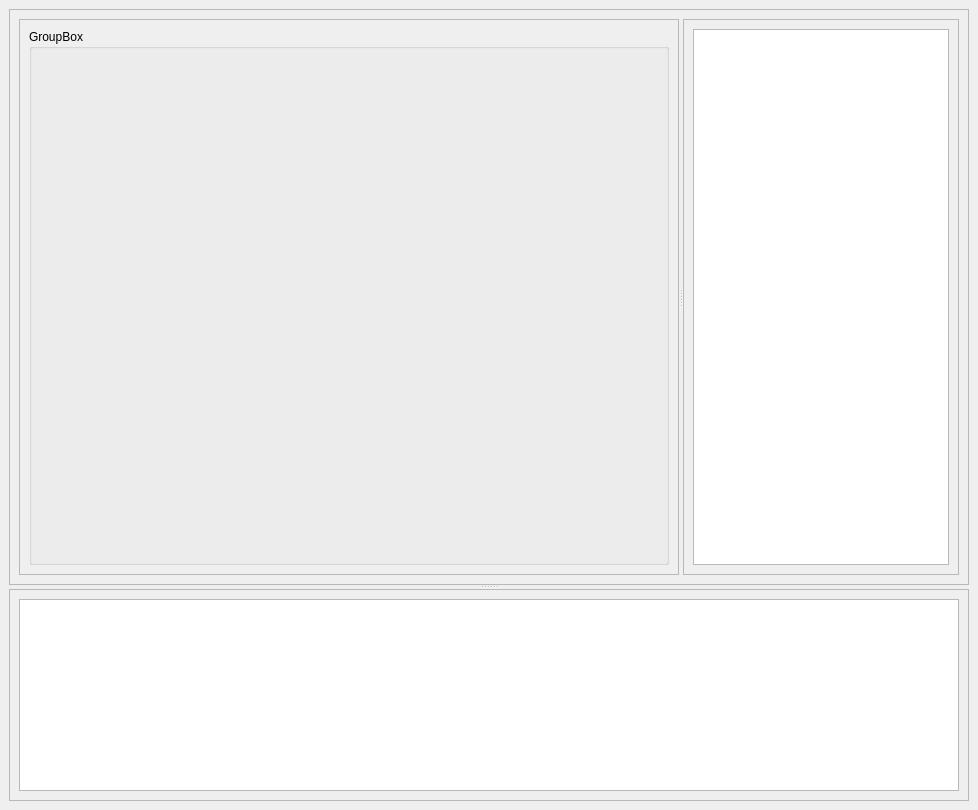
Old version of the form resources/views/MainWindow.ui in the repository namuan/dev-rider.
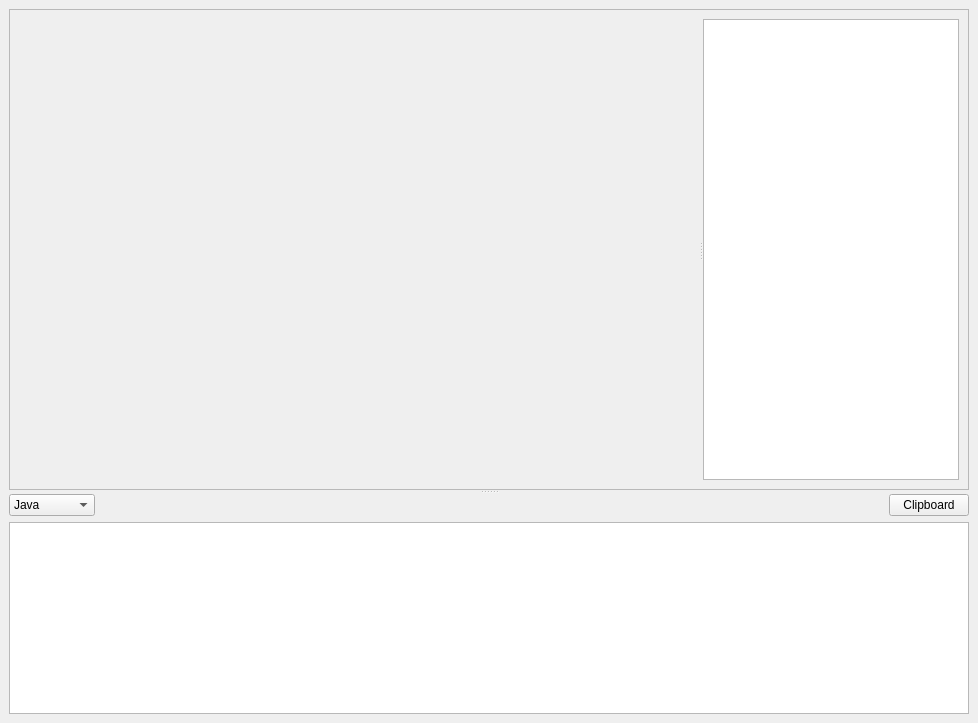
New version of the form.

Commit message: Organised Tools classes and implemented Url and Base64 encoder/decoder

The edit to the form file:
```diff
--- a/resources/views/MainWindow.ui
+++ b/resources/views/MainWindow.ui
@@ -7,7 +7,7 @@
     <x>0</x>
     <y>0</y>
     <width>978</width>
-    <height>810</height>
+    <height>723</height>
    </rect>
   </property>
   <property name="windowTitle">
@@ -20,7 +20,7 @@
       <property name="orientation">
        <enum>Qt::Vertical</enum>
       </property>
-      <widget class="QFrame" name="frame">
+      <widget class="QFrame" name="topFrame">
        <property name="sizePolicy">
         <sizepolicy hsizetype="Preferred" vsizetype="Preferred">
          <horstretch>0</horstretch>
@@ -33,43 +33,70 @@
        <property name="frameShadow">
         <enum>QFrame::Raised</enum>
        </property>
-       <layout class="QHBoxLayout" name="horizontalLayout_3">
+       <layout class="QHBoxLayout" name="horizontalLayout">
         <item>
          <widget class="QSplitter" name="splitter">
           <property name="orientation">
            <enum>Qt::Horizontal</enum>
           </property>
-          <widget class="QFrame" name="frame_2">
+          <widget class="QScrollArea" name="toolScrollArea">
            <property name="sizePolicy">
-            <sizepolicy hsizetype="Preferred" vsizetype="Preferred">
+            <sizepolicy hsizetype="Expanding" vsizetype="Expanding">
              <horstretch>1</horstretch>
              <verstretch>0</verstretch>
             </sizepolicy>
            </property>
            <property name="frameShape">
-            <enum>QFrame::StyledPanel</enum>
+            <enum>QFrame::NoFrame</enum>
            </property>
-           <property name="frameShadow">
-            <enum>QFrame::Raised</enum>
+           <property name="widgetResizable">
+            <bool>true</bool>
            </property>
-           <layout class="QHBoxLayout" name="horizontalLayout">
-            <item>
-             <widget class="QGroupBox" name="groupBox">
-              <property name="title">
-               <string>GroupBox</string>
-              </property>
-             </widget>
-            </item>
-           </layout>
+           <widget class="QWidget" name="scrollAreaWidgetContents">
+            <property name="geometry">
+             <rect>
+              <x>0</x>
+              <y>0</y>
+              <width>639</width>
+              <height>448</height>
+             </rect>
+            </property>
+            <layout class="QHBoxLayout" name="toolWidgetLayout">
+             <property name="leftMargin">
+              <number>0</number>
+             </property>
+             <property name="topMargin">
+              <number>0</number>
+             </property>
+             <property name="rightMargin">
+              <number>0</number>
+             </property>
+             <property name="bottomMargin">
+              <number>0</number>
+             </property>
+            </layout>
+           </widget>
           </widget>
           <widget class="QFrame" name="frame_4">
            <property name="frameShape">
-            <enum>QFrame::StyledPanel</enum>
+            <enum>QFrame::NoFrame</enum>
            </property>
            <property name="frameShadow">
             <enum>QFrame::Raised</enum>
            </property>
            <layout class="QHBoxLayout" name="horizontalLayout_2">
+            <property name="leftMargin">
+             <number>0</number>
+            </property>
+            <property name="topMargin">
+             <number>0</number>
+            </property>
+            <property name="rightMargin">
+             <number>0</number>
+            </property>
+            <property name="bottomMargin">
+             <number>0</number>
+            </property>
             <item>
              <widget class="QListWidget" name="listWidget"/>
             </item>
@@ -81,14 +108,98 @@
       </widget>
       <widget class="QFrame" name="frame_3">
        <property name="frameShape">
-        <enum>QFrame::StyledPanel</enum>
+        <enum>QFrame::NoFrame</enum>
        </property>
        <property name="frameShadow">
         <enum>QFrame::Raised</enum>
        </property>
-       <layout class="QHBoxLayout" name="horizontalLayout_4">
+       <layout class="QVBoxLayout" name="verticalLayout">
+        <property name="leftMargin">
+         <number>0</number>
+        </property>
+        <property name="topMargin">
+         <number>0</number>
+        </property>
+        <property name="rightMargin">
+         <number>0</number>
+        </property>
+        <property name="bottomMargin">
+         <number>0</number>
+        </property>
         <item>
-         <widget class="QPlainTextEdit" name="plainTextEdit"/>
+         <widget class="QFrame" name="frame">
+          <property name="frameShape">
+           <enum>QFrame::NoFrame</enum>
+          </property>
+          <property name="frameShadow">
+           <enum>QFrame::Raised</enum>
+          </property>
+          <layout class="QHBoxLayout" name="horizontalLayout_3">
+           <property name="leftMargin">
+            <number>0</number>
+           </property>
+           <property name="topMargin">
+            <number>0</number>
+           </property>
+           <property name="rightMargin">
+            <number>0</number>
+           </property>
+           <property name="bottomMargin">
+            <number>0</number>
+           </property>
+           <item>
+            <widget class="QComboBox" name="cmb_languages">
+             <item>
+              <property name="text">
+               <string>Java</string>
+              </property>
+             </item>
+             <item>
+              <property name="text">
+               <string>Javascript</string>
+              </property>
+             </item>
+             <item>
+              <property name="text">
+               <string>Node.js</string>
+              </property>
+             </item>
+             <item>
+              <property name="text">
+               <string>Python</string>
+              </property>
+             </item>
+            </widget>
+           </item>
+           <item>
+            <spacer name="horizontalSpacer">
+             <property name="orientation">
+              <enum>Qt::Horizontal</enum>
+             </property>
+             <property name="sizeHint" stdset="0">
+              <size>
+               <width>40</width>
+               <height>20</height>
+              </size>
+             </property>
+            </spacer>
+           </item>
+           <item>
+            <widget class="QPushButton" name="btn_copy_clipboard">
+             <property name="text">
+              <string>Clipboard</string>
+             </property>
+            </widget>
+           </item>
+          </layout>
+         </widget>
+        </item>
+        <item>
+         <widget class="QPlainTextEdit" name="txt_code">
+          <property name="frameShape">
+           <enum>QFrame::StyledPanel</enum>
+          </property>
+         </widget>
         </item>
        </layout>
       </widget>
```
Left out of the diff: 4 changed lines with no effect on the pictures. The commit also changes 21 other files.
